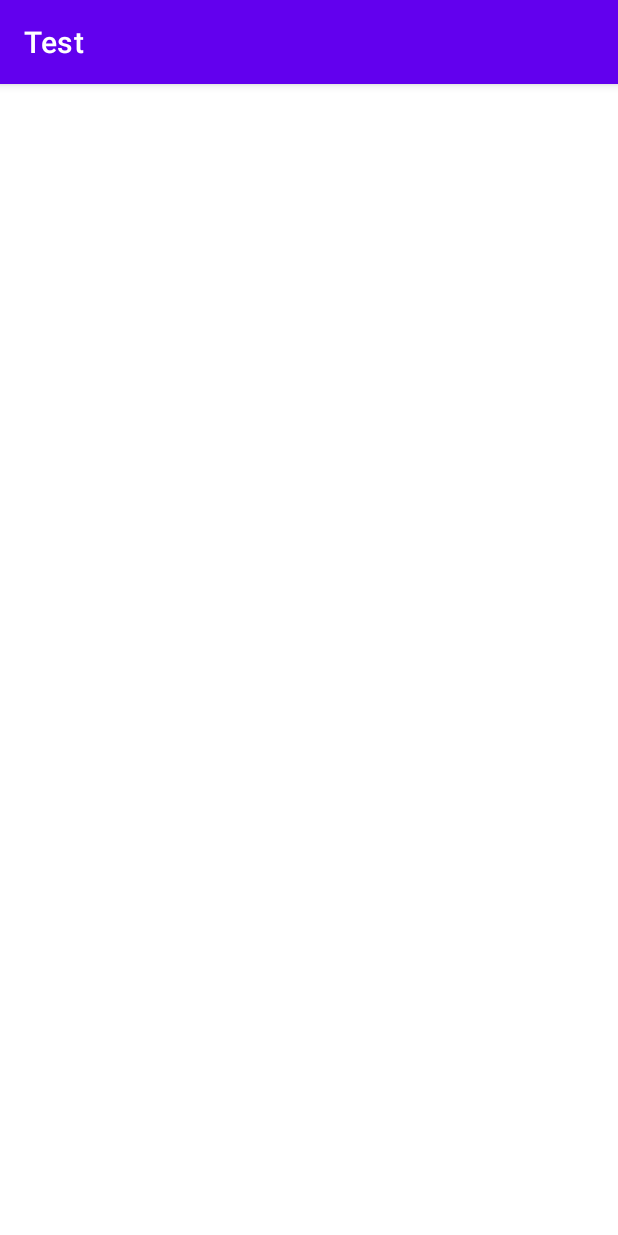
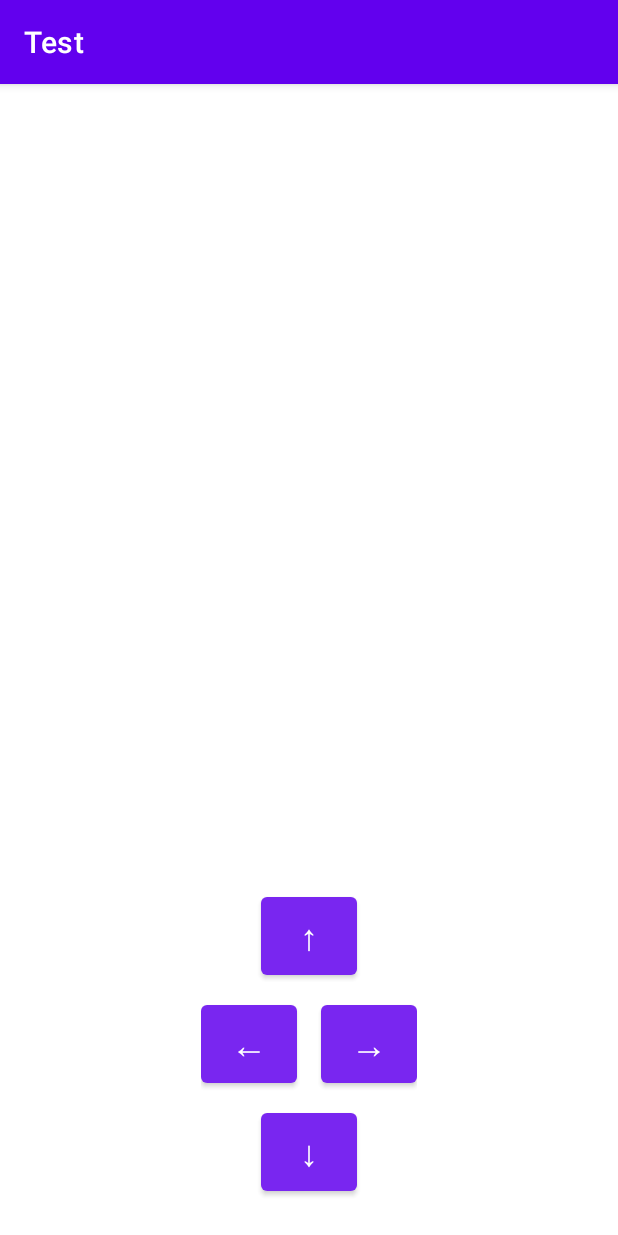
Before and after one commit to Bartolg/Snake, an Android app: the screen it shows after launch (MainActivity), on a phone screen of 412 x 824 dp. Run offline under Robolectric (Android 15) with nearby library versions, the phone set to English and light mode, and no system bars; libraries missing offline, so code that uses them is left out: com.google.androidgamesdk; 1 statement that could not run was skipped.

Commit message:
Add on-screen directional controls

```diff
--- a/app/src/main/java/com/example/test/MainActivity.kt
+++ b/app/src/main/java/com/example/test/MainActivity.kt
@@ -1,6 +1,11 @@
 package com.example.test
 
+import android.os.Bundle
+import android.os.SystemClock
+import android.view.KeyEvent
 import android.view.View
+import android.view.ViewGroup
+import android.widget.Button
 import com.google.androidgamesdk.GameActivity
 
 class MainActivity : GameActivity() {
@@ -8,6 +13,11 @@ class MainActivity : GameActivity() {
         init {
             System.loadLibrary("test")
         }
+    }
+
+    override fun onCreate(savedInstanceState: Bundle?) {
+        super.onCreate(savedInstanceState)
+        inflateControls()
     }
 
     override fun onWindowFocusChanged(hasFocus: Boolean) {
@@ -26,4 +36,25 @@ class MainActivity : GameActivity() {
                 or View.SYSTEM_UI_FLAG_HIDE_NAVIGATION
                 or View.SYSTEM_UI_FLAG_FULLSCREEN)
     }
+
+    private fun inflateControls() {
+        val root = findViewById<ViewGroup>(android.R.id.content)
+        layoutInflater.inflate(R.layout.controller_overlay, root)
+
+        val buttonUp = root.findViewById<Button>(R.id.buttonUp)
+        val buttonDown = root.findViewById<Button>(R.id.buttonDown)
+        val buttonLeft = root.findViewById<Button>(R.id.buttonLeft)
+        val buttonRight = root.findViewById<Button>(R.id.buttonRight)
+
+        buttonUp.setOnClickListener { sendKeyPress(KeyEvent.KEYCODE_DPAD_UP) }
+        buttonDown.setOnClickListener { sendKeyPress(KeyEvent.KEYCODE_DPAD_DOWN) }
+        buttonLeft.setOnClickListener { sendKeyPress(KeyEvent.KEYCODE_DPAD_LEFT) }
+        buttonRight.setOnClickListener { sendKeyPress(KeyEvent.KEYCODE_DPAD_RIGHT) }
+    }
+
+    private fun sendKeyPress(keyCode: Int) {
+        val eventTime = SystemClock.uptimeMillis()
+        dispatchKeyEvent(KeyEvent(eventTime, eventTime, KeyEvent.ACTION_DOWN, keyCode, 0))
+        dispatchKeyEvent(KeyEvent(eventTime, eventTime, KeyEvent.ACTION_UP, keyCode, 0))
+    }
 }
--- /dev/null
+++ b/app/src/main/res/layout/controller_overlay.xml
@@ -0,0 +1,61 @@
+<?xml version="1.0" encoding="utf-8"?>
+<FrameLayout xmlns:android="http://schemas.android.com/apk/res/android"
+    android:layout_width="match_parent"
+    android:layout_height="match_parent"
+    android:clickable="false"
+    android:focusable="false"
+    android:fitsSystemWindows="false">
+
+    <LinearLayout
+        android:layout_width="wrap_content"
+        android:layout_height="wrap_content"
+        android:layout_gravity="bottom|center_horizontal"
+        android:layout_marginBottom="24dp"
+        android:gravity="center"
+        android:orientation="vertical"
+        android:alpha="0.85">
+
+        <Button
+            android:id="@+id/buttonUp"
+            android:layout_width="64dp"
+            android:layout_height="64dp"
+            android:text="↑"
+            android:textSize="24sp" />
+
+        <LinearLayout
+            android:layout_width="wrap_content"
+            android:layout_height="wrap_content"
+            android:layout_marginTop="8dp"
+            android:layout_marginBottom="8dp"
+            android:gravity="center"
+            android:orientation="horizontal">
+
+            <Button
+                android:id="@+id/buttonLeft"
+                android:layout_width="64dp"
+                android:layout_height="64dp"
+                android:text="←"
+                android:textSize="24sp" />
+
+            <View
+                android:layout_width="16dp"
+                android:layout_height="0dp" />
+
+            <Button
+                android:id="@+id/buttonRight"
+                android:layout_width="64dp"
+                android:layout_height="64dp"
+                android:text="→"
+                android:textSize="24sp" />
+        </LinearLayout>
+
+        <Button
+            android:id="@+id/buttonDown"
+            android:layout_width="64dp"
+            android:layout_height="64dp"
+            android:text="↓"
+            android:textSize="24sp" />
+
+    </LinearLayout>
+
+</FrameLayout>
```
